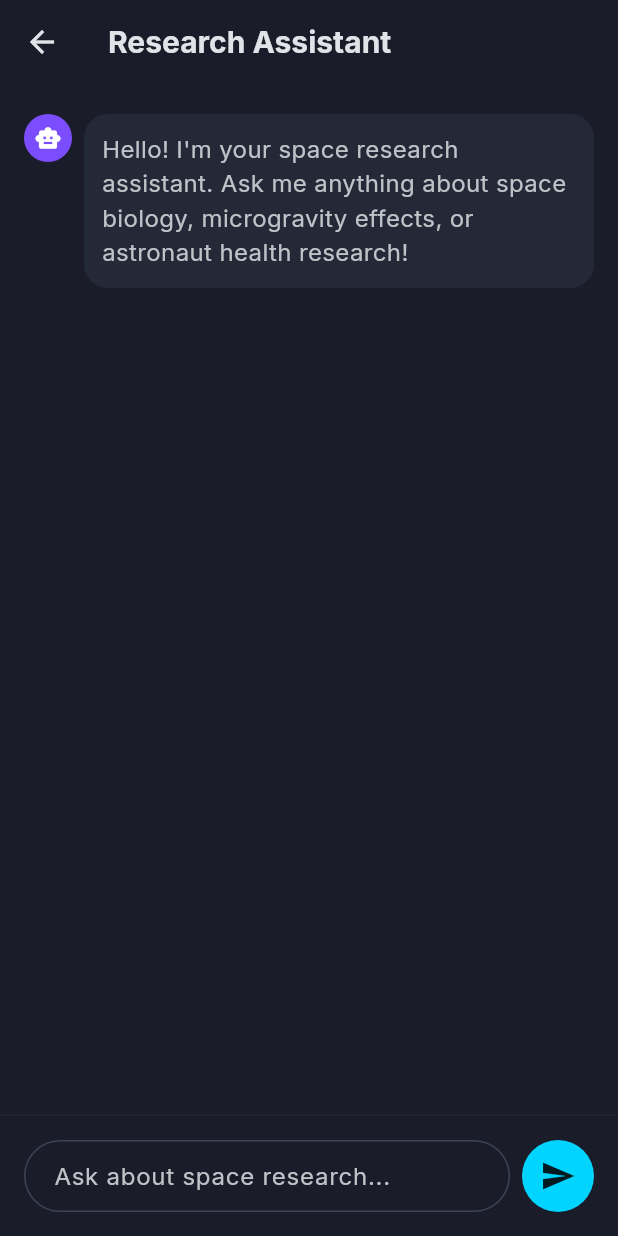
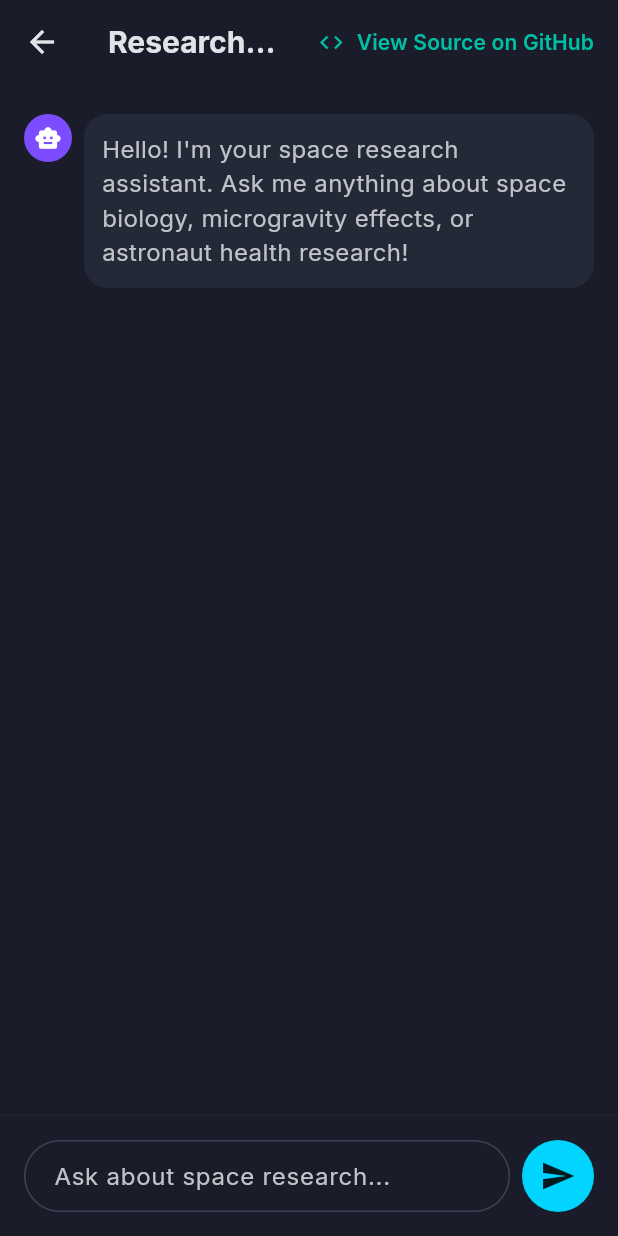
Before and after one commit to MAyman007/AstroLens, a Flutter app: the screen it shows after launch, scrolled down 576 dp, after a tap on "Ask Assistant", on a phone screen of 412 x 824 dp. Run offline on Flutter 3.47's test engine with Material 3 defaults, Android fonts, the light colour scheme and no system bars; our stand-ins replace google_fonts.

Commit message:
added source link

```diff
--- a/lib/pages/chat_page.dart
+++ b/lib/pages/chat_page.dart
@@ -286,6 +286,25 @@ class _ChatPageState extends State<ChatPage> {
       appBar: AppBar(
         title: const Text('Research Assistant'),
         backgroundColor: Theme.of(context).colorScheme.surface,
+        actions: [
+          // Open Source GitHub Link
+          TextButton.icon(
+            onPressed: () =>
+                _launchUrl('https://github.com/MAyman007/AstroLens'),
+            icon: const Icon(
+              Icons.code,
+              color: Color(0xFF00BFA5), // Emerald Teal
+              size: 18,
+            ),
+            label: const Text(
+              'View Source on GitHub',
+              style: TextStyle(
+                color: Color(0xFF00BFA5), // Emerald Teal
+                fontWeight: FontWeight.w600,
+              ),
+            ),
+          ),
+        ],
       ),
       body: Column(
         children: [
--- a/lib/pages/home_page.dart
+++ b/lib/pages/home_page.dart
@@ -1,5 +1,6 @@
 import 'package:flutter/material.dart';
 import 'package:google_fonts/google_fonts.dart';
+import 'package:url_launcher/url_launcher.dart';
 import '../models/research_paper.dart';
 import '../services/paper_service.dart';
 import 'paper_detail_page.dart';
@@ -67,6 +68,22 @@ class _HomePageState extends State<HomePage> {
     });
   }
 
+  Future<void> _launchGitHub() async {
+    final Uri url = Uri.parse('https://github.com/MAyman007/AstroLens');
+    if (await canLaunchUrl(url)) {
+      await launchUrl(url, mode: LaunchMode.externalApplication);
+    } else {
+      if (mounted) {
+        ScaffoldMessenger.of(context).showSnackBar(
+          const SnackBar(
+            content: Text('Could not open GitHub repository'),
+            backgroundColor: Colors.red,
+          ),
+        );
+      }
+    }
+  }
+
   @override
   Widget build(BuildContext context) {
     return Scaffold(
@@ -113,14 +130,30 @@ class _HomePageState extends State<HomePage> {
           ],
         ),
         actions: [
-          // Additional futuristic element
-          Container(
-            margin: const EdgeInsets.only(right: 16.0),
-            child: const Icon(
-              Icons.science,
-              color: Color(0xFF7C4DFF), // Electric Purple
+          // Open Source GitHub Link
+          TextButton.icon(
+            onPressed: _launchGitHub,
+            icon: const Icon(
+              Icons.code,
+              color: Color(0xFF00BFA5), // Emerald Teal
+              size: 18,
+            ),
+            label: const Text(
+              'View Source on GitHub',
+              style: TextStyle(
+                color: Color(0xFF00BFA5), // Emerald Teal
+                fontWeight: FontWeight.w600,
+              ),
             ),
           ),
+          // Additional futuristic element
+          // Container(
+          //   margin: const EdgeInsets.only(right: 16.0),
+          //   child: const Icon(
+          //     Icons.science,
+          //     color: Color(0xFF7C4DFF), // Electric Purple
+          //   ),
+          // ),
         ],
       ),
       body: Column(
--- a/lib/services/paper_service.dart
+++ b/lib/services/paper_service.dart
@@ -66,7 +66,7 @@ class PaperService {
             );
 
         print('DEBUG: API Response Status: ${response.statusCode}');
-        print('DEBUG: API Response Body: ${response.body}');
+        // print('DEBUG: API Response Body: ${response.body}');
 
         if (response.statusCode == 200) {
           // Parse the JSON response
```
Also changed, not shown: lib/pages/paper_detail_page.dart (+37 -1 lines), 5 other files.
